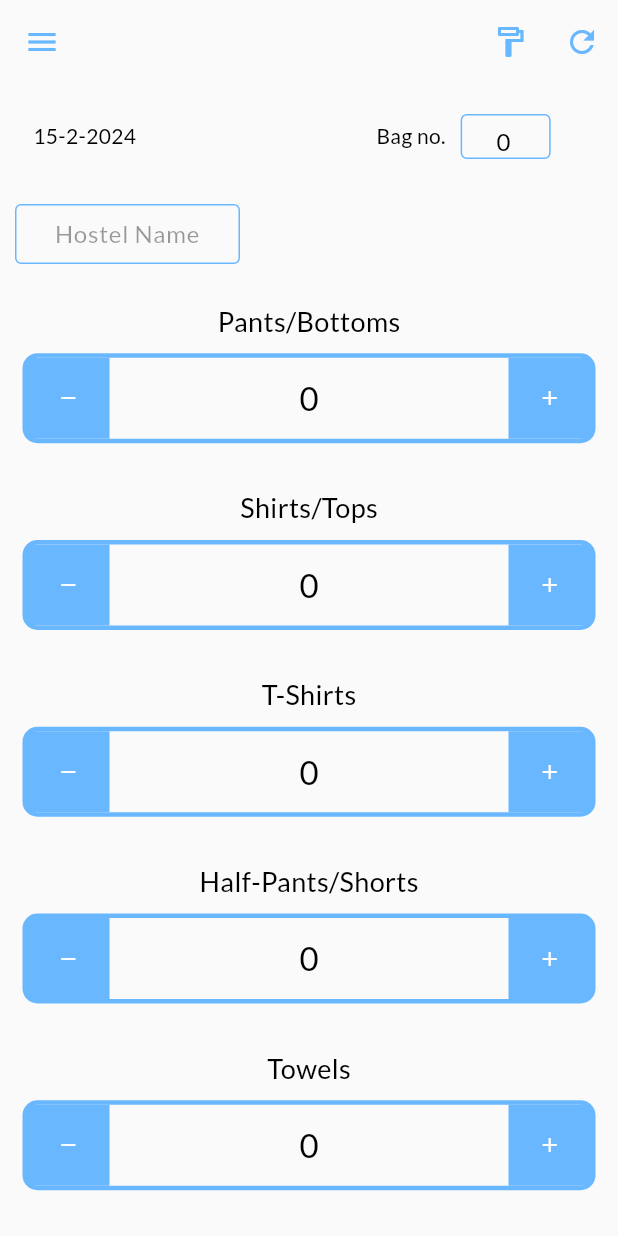
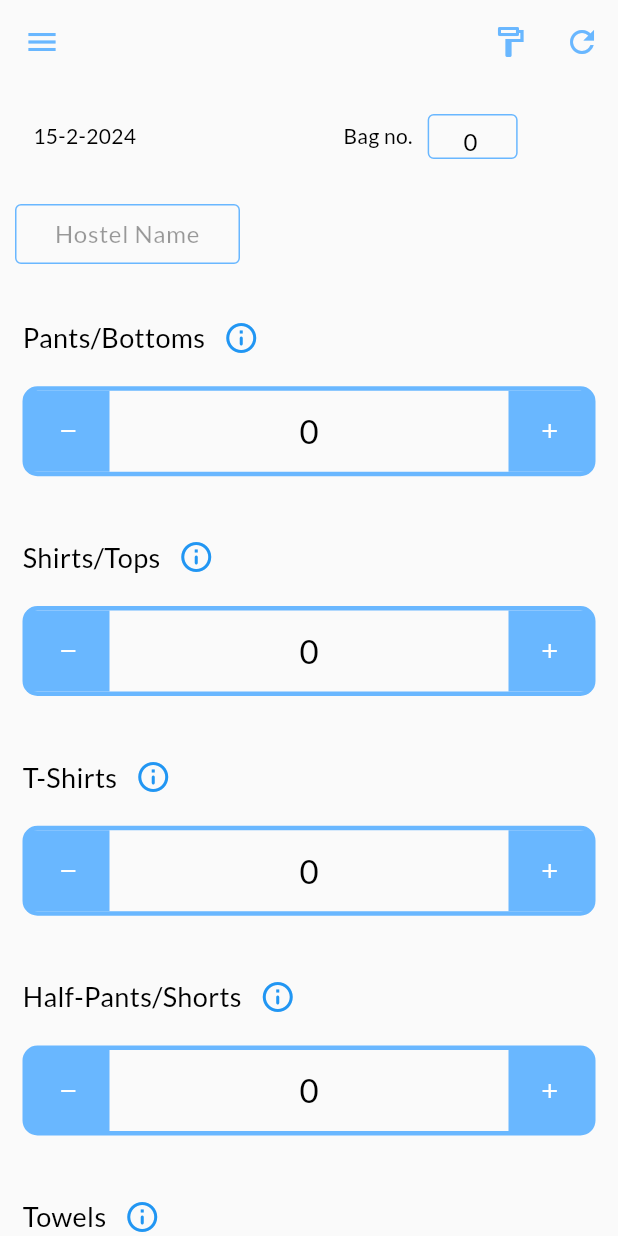
Before and after one commit to nikhil-RGB/srm_laundry, a Flutter app: the screen it shows after launch, on a phone screen of 412 x 824 dp. Run offline on Flutter 3.47's test engine with Material 3 defaults, Android fonts, the phone set to English and light mode, and no system bars; our stand-ins replace fluttertoast, google_fonts, hive, hive_flutter, logger; accounts and stored records are empty.

Commit message:
✨ Add notes for laundry items

```diff
--- a/lib/pages/CounterPage.dart
+++ b/lib/pages/CounterPage.dart
@@ -6,6 +6,7 @@ import 'package:flutter/material.dart';
 import 'package:hive/hive.dart';
 import 'package:laundry_counter/pages/colors.dart';
 import 'package:laundry_counter/pages/models/BagDataModel.dart';
+import 'package:logger/logger.dart';
 
 bool darkMode = false;
 
@@ -25,7 +26,7 @@ class _CounterPageState extends State<CounterPage> {
   late TextEditingController _bagController;
   late TextEditingController _nameController;
   late TextEditingController _vendorController;
-
+  late Map<String, TextEditingController> _propertiesController;
   int total = 0;
   late Box<BagDataModel> laundryBox;
   late Box colorBox;
@@ -54,11 +55,19 @@ class _CounterPageState extends State<CounterPage> {
     _nameController = TextEditingController(text: "${widget.model.hostelName}");
     _vendorController =
         TextEditingController(text: "${widget.model.vendorName}");
+
+    _propertiesController = {};
+    for (MapEntry entry in widget.model.properties.entries) {
+      TextEditingController tc = TextEditingController();
+      tc.text = entry.value;
+      _propertiesController[entry.key] = tc;
+    }
   }
 
   @override
   Widget build(BuildContext context) {
-    return Scaffold(
+    return SafeArea(
+      child: Scaffold(
         backgroundColor: darkMode ? darkModeBg : lightModeBg,
         appBar: AppBar(
           elevation: 0,
@@ -96,6 +105,9 @@ class _CounterPageState extends State<CounterPage> {
                     for (String key in keys) {
                       clothes[key] = 0;
                     }
+                    for (MapEntry entry in _propertiesController.entries) {
+                      (entry.value as TextEditingController).clear();
+                    }
                   });
                 },
                 icon: const Icon(
@@ -114,14 +126,14 @@ class _CounterPageState extends State<CounterPage> {
               height: 10,
             ),
             nameField(_nameController, "Hostel Name"),
-          buildCounter("Pants/Bottoms"),
-          buildCounter("Shirts/Tops"),
-          buildCounter("T-Shirts"),
-          buildCounter("Half-Pants/Shorts"),
-          buildCounter("Towels"),
-          buildCounter("Pillow Covers"),
-          buildCounter("Bedsheets"),
-          buildCounter("Others"),
+            buildCounter("Pants/Bottoms", context),
+            buildCounter("Shirts/Tops", context),
+            buildCounter("T-Shirts", context),
+            buildCounter("Half-Pants/Shorts", context),
+            buildCounter("Towels", context),
+            buildCounter("Pillow Covers", context),
+            buildCounter("Bedsheets", context),
+            buildCounter("Others", context),
             const SizedBox(
               height: 15,
             ),
@@ -136,10 +148,11 @@ class _CounterPageState extends State<CounterPage> {
             ),
           ],
         ),
+      ),
     );
   }
 
-  Widget buildCounter(String name) {
+  Widget buildCounter(String name, BuildContext context) {
     //The particular laundry entry for which this counter is being built
     MapEntry<String, int> entry =
         clothes.entries.firstWhere((element) => element.key == name);
@@ -147,6 +160,11 @@ class _CounterPageState extends State<CounterPage> {
       padding: const EdgeInsets.all(15.0),
       child: Column(
         mainAxisAlignment: MainAxisAlignment.center,
+        crossAxisAlignment: CrossAxisAlignment.center,
+        children: [
+          Row(
+            crossAxisAlignment: CrossAxisAlignment.center,
+            mainAxisAlignment: MainAxisAlignment.start,
             children: [
               Text(
                 name,
@@ -154,6 +172,18 @@ class _CounterPageState extends State<CounterPage> {
                     fontSize: 18.0,
                     fontWeight: FontWeight.w500,
                     color: darkMode ? darkModeFg : lightModeFg),
+              ),
+              // SizedBox(
+              //   width: 2,
+              // ),
+              IconButton(
+                onPressed: () {
+                  openDialog(context, name);
+                },
+                icon: Icon(Icons.info_outline_rounded),
+                color: Colors.blue,
+              ),
+            ],
           ),
           const SizedBox(
             height: 8.5,
@@ -294,6 +324,9 @@ class _CounterPageState extends State<CounterPage> {
   }
 
   BagDataModel createHiveObject() {
+    Map<String, String> props = _propertiesController.map((key, value) {
+      return MapEntry(key, value.text);
+    });
     return BagDataModel(
       pants: clothes["Pants/Bottoms"]!,
       shirts: clothes["Shirts/Tops"]!,
@@ -308,6 +341,7 @@ class _CounterPageState extends State<CounterPage> {
       total: total,
       hostelName: _nameController.text,
       vendorName: _vendorController.text,
+      properties: props,
     );
   }
 
@@ -328,7 +362,7 @@ class _CounterPageState extends State<CounterPage> {
             date,
             style: TextStyle(color: darkMode ? darkModeFg : lightModeFg),
           ),
-          const SizedBox(width: 160),
+          const SizedBox(width: 138),
           Text(
             "Bag no.",
             style: TextStyle(color: darkMode ? darkModeFg : lightModeFg),
@@ -408,14 +442,16 @@ class _CounterPageState extends State<CounterPage> {
     );
   }
 
+  //vendor input field
   Widget vendorField() {
-    return Center(
-      child: Padding(
+    return Padding(
       padding: EdgeInsets.all(10.0),
       child: Row(
+        crossAxisAlignment: CrossAxisAlignment.center,
+        mainAxisAlignment: MainAxisAlignment.center,
         children: [
           SizedBox(
-              width: 350,
+            width: 280,
             child: TextField(
               textAlign: TextAlign.center,
               textAlignVertical: TextAlignVertical.center,
@@ -447,7 +483,48 @@ class _CounterPageState extends State<CounterPage> {
           ),
         ],
       ),
+    );
+  }
+
+  //Opens a dialog to input description for items
+  void openDialog(BuildContext context, String name) {
+    Color bgCol = darkMode ? darkModeBg : lightModeBg;
+    Color fgCol = darkMode ? darkModeFg : lightModeFg;
+    showDialog(
+      context: context,
+      builder: (BuildContext context) {
+        return AlertDialog(
+          backgroundColor: bgCol,
+          title: Text('Notes for $name',
+              style: TextStyle(
+                color: fgCol,
+              )),
+          content: TextField(
+            controller: _propertiesController[name],
+            decoration: InputDecoration(
+                enabledBorder: UnderlineInputBorder(
+                  borderSide: BorderSide(color: fgCol), // Change the color here
                 ),
+                hintText: "Details for $name",
+                hintStyle: TextStyle(
+                  color: fgCol,
+                )),
+            maxLines: 6,
+            style: TextStyle(color: fgCol, backgroundColor: bgCol),
+          ),
+          actions: <Widget>[
+            TextButton(
+              child: Text(
+                'Ok',
+                style: TextStyle(color: fgCol),
+              ),
+              onPressed: () {
+                Navigator.pop(context);
+              },
+            ),
+          ],
+        );
+      },
     );
   }
 }
--- a/lib/pages/models/BagDataModel.dart
+++ b/lib/pages/models/BagDataModel.dart
@@ -31,7 +31,7 @@ class BagDataModel extends HiveObject {
   @HiveField(12)
   String vendorName;
   @HiveField(13)
-  Map<String, String>? properties;
+  Map<String, String> properties;
 
   BagDataModel({
     this.pants = 0,
@@ -47,6 +47,16 @@ class BagDataModel extends HiveObject {
     this.bagNo = 0,
     this.hostelName = "",
     this.vendorName = "",
+    this.properties = const {
+      "Pants/Bottoms": "",
+      "Shirts/Tops": "",
+      "T-Shirts": "",
+      "Half-Pants/Shorts": "",
+      "Towels": "",
+      "Pillow Covers": "",
+      "Bedsheets": "",
+      "Others": "",
+    },
   }) {
     if (date.isEmpty) {
       date = currentDate();
```
Also changed, not shown: lib/pages/models/BagDataModel.g.dart. Lines whose indentation alone changed are shown as unchanged.
